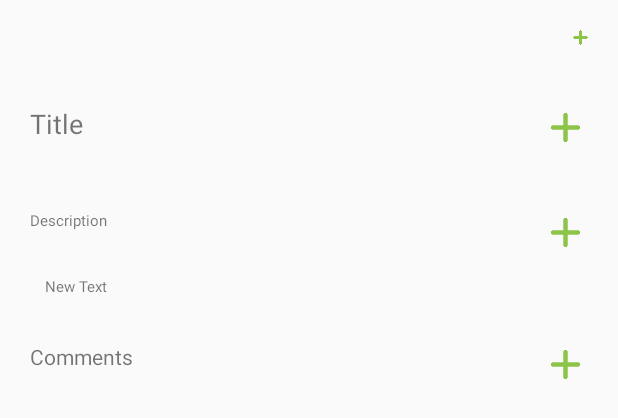
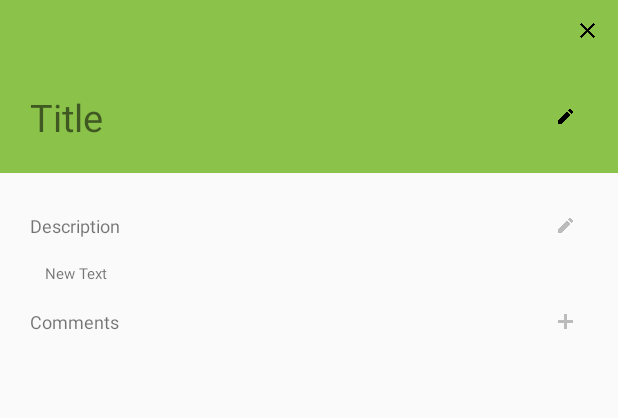
Before and after one commit to chinnonae/SW-spec-mini-trello, an Android app: the layout dialog_card_info.xml on its own in the app's theme, with its tools: preview values and no code run, on a phone screen of 412 x 824 dp. Shown: the top 418 px of the screen. Run offline under Robolectric (Android 15) with nearby library versions, the phone set to English and light mode, and no system bars.

Commit message:
Update UI looks on card info dialog

```diff
--- a/app/src/main/java/com/ske/minitrello/activities/AddCardDialog.java
+++ b/app/src/main/java/com/ske/minitrello/activities/AddCardDialog.java
@@ -24,7 +24,7 @@ public class AddCardDialog extends Observable {
         dialog.requestWindowFeature(Window.FEATURE_NO_TITLE);
         dialog.getWindow().getAttributes().windowAnimations = R.style.PauseDialogAnimation;
         dialog.setCancelable(false);
-        dialog.setContentView(R.layout.add_card_dialog);
+        dialog.setContentView(R.layout.dialog_add_card);
 
         cardTitle = (EditText) dialog.findViewById(R.id.card_title_input);
         cardDesc = (EditText) dialog.findViewById(R.id.card_desc_input);
--- a/app/src/main/java/com/ske/minitrello/activities/AddCardListDialog.java
+++ b/app/src/main/java/com/ske/minitrello/activities/AddCardListDialog.java
@@ -24,7 +24,7 @@ public class AddCardListDialog extends Observable {
         dialog.requestWindowFeature(Window.FEATURE_NO_TITLE);
         dialog.getWindow().getAttributes().windowAnimations = R.style.PauseDialogAnimation;
         dialog.setCancelable(false);
-        dialog.setContentView(R.layout.add_card_list_dialog);
+        dialog.setContentView(R.layout.dialog_add_card_list);
 
         listTitle = (EditText) dialog.findViewById(R.id.cardlist_title);
 
--- a/app/src/main/java/com/ske/minitrello/activities/CardInfoDialog.java
+++ b/app/src/main/java/com/ske/minitrello/activities/CardInfoDialog.java
@@ -2,18 +2,14 @@ package com.ske.minitrello.activities;
 
 import android.app.Activity;
 import android.app.Dialog;
-import android.media.Image;
 import android.support.v7.widget.RecyclerView;
 import android.view.View;
 import android.view.Window;
-import android.widget.EditText;
 import android.widget.ImageView;
 import android.widget.TextView;
 
 import com.ske.minitrello.R;
 import com.ske.minitrello.models.Card;
-import com.ske.minitrello.models.CardKeeper;
-import com.ske.minitrello.models.CardList;
 
 import java.util.Observable;
 
@@ -42,7 +38,7 @@ public class CardInfoDialog extends Observable {
         dialog.requestWindowFeature(Window.FEATURE_NO_TITLE);
         dialog.getWindow().getAttributes().windowAnimations = R.style.PauseDialogAnimation;
         dialog.setCancelable(false);
-        dialog.setContentView(R.layout.card_info_dialog);
+        dialog.setContentView(R.layout.dialog_card_info);
 
         cardTitle = (TextView) dialog.findViewById(R.id.card_dialog_title);
         cardDescription = (TextView) dialog.findViewById(R.id.card_dialog_description);
--- a/app/src/main/java/com/ske/minitrello/adapters/CardAdapter.java
+++ b/app/src/main/java/com/ske/minitrello/adapters/CardAdapter.java
@@ -27,12 +27,12 @@ public class CardAdapter extends RecyclerView.Adapter<CardAdapter.ViewHolder> {
     public static class ViewHolder extends RecyclerView.ViewHolder {
 
         TextView cardTitle;
-        TextView cardDescription;
+        //TextView cardDescription;
 
         public ViewHolder(View v) {
             super(v);
             cardTitle = (TextView)v.findViewById(R.id.card_title);
-            cardDescription = (TextView)v.findViewById(R.id.card_description);
+            //cardDescription = (TextView)v.findViewById(R.id.card_description);
         }
 
     }
@@ -59,7 +59,7 @@ public class CardAdapter extends RecyclerView.Adapter<CardAdapter.ViewHolder> {
     @Override
     public void onBindViewHolder(ViewHolder holder, int position) {
         holder.cardTitle.setText(cards.get(position).getName());
-        holder.cardDescription.setText(cards.get(position).getDescription());
+        //holder.cardDescription.setText(cards.get(position).getDescription());
     }
 
     @Override
--- a/app/src/main/res/layout/card_list_item.xml
+++ b/app/src/main/res/layout/card_list_item.xml
@@ -15,21 +15,14 @@
         <LinearLayout
             android:layout_width="match_parent"
             android:layout_height="match_parent"
-            android:orientation="vertical"
-            android:background="#8ce0e0e0">
+            android:orientation="vertical">
 
             <TextView
                 android:id="@+id/card_title"
                 android:layout_width="match_parent"
                 android:layout_height="wrap_content"
-                android:layout_margin="10dp"/>
-
-            <TextView
-                android:id="@+id/card_description"
-                android:layout_width="match_parent"
-                android:layout_height="wrap_content"
                 android:layout_margin="10dp"
-                android:textSize="10sp"/>
+                android:padding="5dp" />
 
         </LinearLayout>
 
--- a/app/src/main/res/layout/add_card_dialog.xml
+++ b/app/src/main/res/layout/dialog_add_card.xml
@@ -84,7 +84,8 @@
             android:gravity="center_vertical|center_horizontal"
             android:textColor="@color/colorPrimary"
             android:layout_alignParentEnd="true"
-            android:layout_marginRight="20dp" />
+            android:layout_marginRight="20dp"
+            android:textStyle="bold" />
 
         <TextView
             android:layout_width="wrap_content"
--- a/app/src/main/res/layout/card_info_dialog.xml
+++ b/app/src/main/res/layout/dialog_card_info.xml
@@ -6,7 +6,9 @@
 
     <RelativeLayout
         android:layout_width="match_parent"
-        android:layout_height="wrap_content">
+        android:layout_height="wrap_content"
+        android:background="@color/colorPrimary"
+        android:padding="5dp">
 
         <ImageView
             android:layout_width="30dp"
@@ -14,43 +16,46 @@
             android:id="@+id/closeButton"
             android:layout_alignParentTop="true"
             android:layout_alignParentEnd="true"
-            android:layout_margin="10dp"
-            android:src="@drawable/add"
-            android:padding="10dp" />
+            android:src="@drawable/close"
+            android:padding="10dp"
+            android:layout_marginLeft="10dp" />
 
     </RelativeLayout>
 
 
     <RelativeLayout
         android:layout_width="match_parent"
-        android:layout_height="wrap_content">
+        android:layout_height="wrap_content"
+        android:background="@color/colorPrimary">
 
         <TextView
             android:layout_width="wrap_content"
             android:layout_height="wrap_content"
             android:text="Title"
             android:id="@+id/card_dialog_title"
-            android:layout_alignParentTop="true"
-            android:layout_alignParentStart="true"
-            android:textSize="18sp"
-            android:padding="20dp" />
+            android:textSize="25sp"
+            android:padding="20dp"
+            android:layout_centerVertical="true"
+            android:layout_alignParentStart="true" />
 
         <ImageView
             android:layout_width="30dp"
             android:layout_height="30dp"
             android:id="@+id/renameButton"
-            android:layout_alignParentTop="true"
-            android:layout_alignParentEnd="true"
-            android:layout_margin="20dp"
-            android:src="@drawable/add"
-            android:padding="5dp" />
+            android:src="@drawable/edit_black"
+            android:padding="10dp"
+            android:layout_marginLeft="50dp"
+            android:layout_marginRight="20dp"
+            android:layout_centerVertical="true"
+            android:layout_alignParentEnd="true" />
 
     </RelativeLayout>
 
     <RelativeLayout
         android:layout_width="match_parent"
         android:layout_height="wrap_content"
-        android:layout_below="@+id/card_dialog_title">
+        android:layout_below="@+id/card_dialog_title"
+        android:layout_marginTop="20dp">
 
         <TextView
             android:layout_width="wrap_content"
@@ -58,8 +63,25 @@
             android:text="Description"
             android:id="@+id/textView2"
             android:layout_alignParentStart="true"
-            android:padding="20dp"
-            android:textSize="10sp" />
+            android:layout_centerVertical="true"
+            android:textSize="12sp"
+            android:paddingLeft="20dp" />
+
+        <ImageView
+            android:layout_width="30dp"
+            android:layout_height="30dp"
+            android:id="@+id/imageView"
+            android:src="@drawable/edit"
+            android:padding="10dp"
+            android:layout_marginLeft="20dp"
+            android:layout_marginRight="20dp"
+            android:layout_centerVertical="true"
+            android:layout_alignParentEnd="true"/>
+    </RelativeLayout>
+
+    <RelativeLayout
+        android:layout_width="match_parent"
+        android:layout_height="wrap_content">
 
         <TextView
             android:layout_width="wrap_content"
@@ -72,15 +94,6 @@
             android:layout_marginLeft="20dp"
             android:textSize="10sp" />
 
-        <ImageView
-            android:layout_width="30dp"
-            android:layout_height="30dp"
-            android:id="@+id/imageView"
-            android:layout_alignParentTop="true"
-            android:layout_alignParentEnd="true"
-            android:src="@drawable/add"
-            android:layout_margin="20dp"
-            android:padding="5dp" />
     </RelativeLayout>
 
     <RelativeLayout
@@ -92,9 +105,26 @@
             android:layout_height="wrap_content"
             android:text="Comments"
             android:id="@+id/comment_label"
-            android:layout_alignParentTop="true"
+            android:layout_centerVertical="true"
             android:layout_alignParentStart="true"
-            android:padding="20dp"/>
+            android:textSize="12sp"
+            android:paddingLeft="20dp" />
+
+        <ImageView
+            android:layout_width="30dp"
+            android:layout_height="30dp"
+            android:id="@+id/imageView2"
+            android:layout_centerVertical="true"
+            android:layout_alignParentEnd="true"
+            android:src="@drawable/add_grey"
+            android:padding="10dp"
+            android:layout_marginLeft="20dp"
+            android:layout_marginRight="20dp" />
+    </RelativeLayout>
+
+    <RelativeLayout
+        android:layout_width="match_parent"
+        android:layout_height="wrap_content">
 
         <android.support.v7.widget.RecyclerView
             android:layout_width="match_parent"
@@ -104,16 +134,6 @@
             android:layout_marginRight="20dp">
 
         </android.support.v7.widget.RecyclerView>
-
-        <ImageView
-            android:layout_width="30dp"
-            android:layout_height="30dp"
-            android:id="@+id/imageView2"
-            android:layout_alignParentTop="true"
-            android:layout_alignParentEnd="true"
-            android:src="@drawable/add"
-            android:layout_margin="20dp"
-            android:padding="5dp" />
     </RelativeLayout>
 
 </LinearLayout>
--- a/app/src/main/res/layout/fragment_card_list.xml
+++ b/app/src/main/res/layout/fragment_card_list.xml
@@ -4,7 +4,7 @@
     android:layout_height="match_parent"
     xmlns:card_view="http://schemas.android.com/apk/res-auto"
     tools:context="com.ske.minitrello.activities.CardListFragment"
-    android:background="#bdbdbd">
+    android:background="#eeeeee">
 
     <android.support.v7.widget.CardView
         android:layout_width="match_parent"
@@ -29,7 +29,7 @@
                     android:text="Card List Title"
                     android:layout_alignParentTop="true"
                     android:layout_centerHorizontal="true"
-                    android:padding="10dp"
+                    android:padding="15dp"
                     android:textStyle="bold"
                     android:textSize="17sp"
                     android:textColor="@color/colorPrimary" />
@@ -49,20 +49,10 @@
                 android:id="@+id/card_recyclerView"
                 android:layout_width="match_parent"
                 android:layout_height="wrap_content"
-                android:layout_below="@+id/relativeLayout">
+                android:layout_below="@+id/relativeLayout"
+                android:background="#e0e0e0">
 
             </android.support.v7.widget.RecyclerView>
-
-            <!--<ListView-->
-                <!--android:layout_width="match_parent"-->
-                <!--android:layout_height="wrap_content"-->
-                <!--android:id="@+id/card_listView"-->
-                <!--android:divider="@null"-->
-                <!--android:dividerHeight="0dp"-->
-                <!--android:scrollbars="none"-->
-                <!--android:transcriptMode="alwaysScroll"-->
-                <!--android:layout_below="@+id/relativeLayout"-->
-                <!--android:layout_alignParentStart="true" />-->
 
 
         </RelativeLayout>
```
Also changed, not shown: app/src/main/res/drawable/add_grey.png (added), app/src/main/res/drawable/close.png (added), app/src/main/res/drawable/edit.png (added), app/src/main/res/drawable/edit_black.png (added), app/src/main/res/layout/dialog_add_card_list.xml (renamed from app/src/main/res/layout/add_card_list_dialog.xml).
